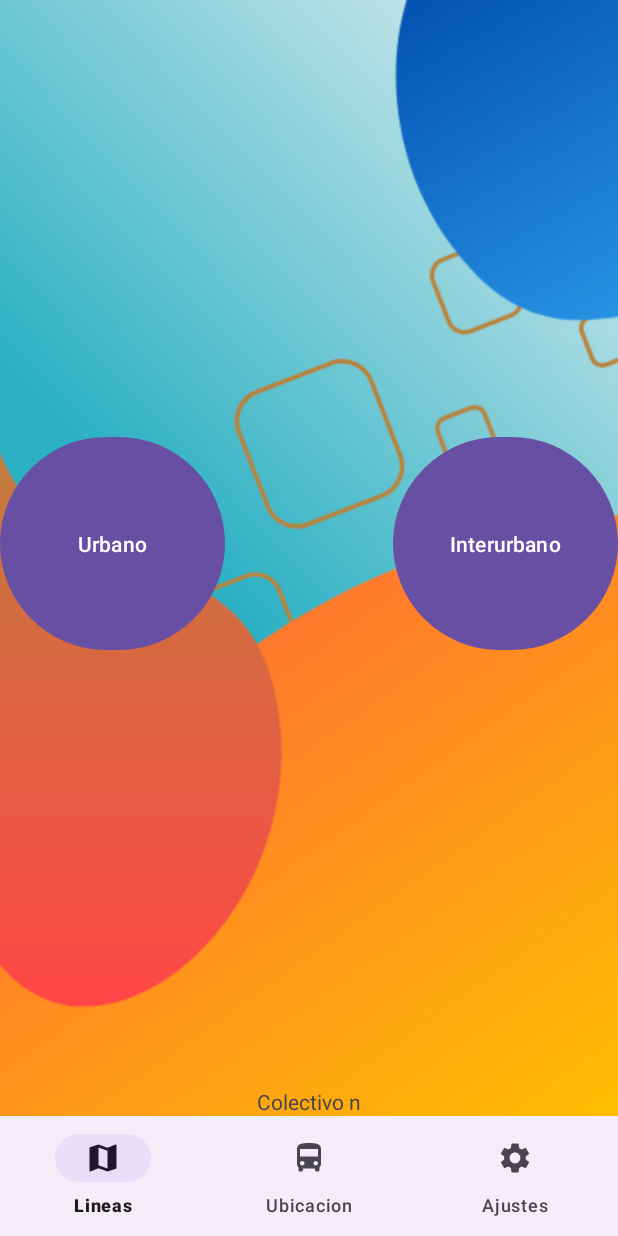
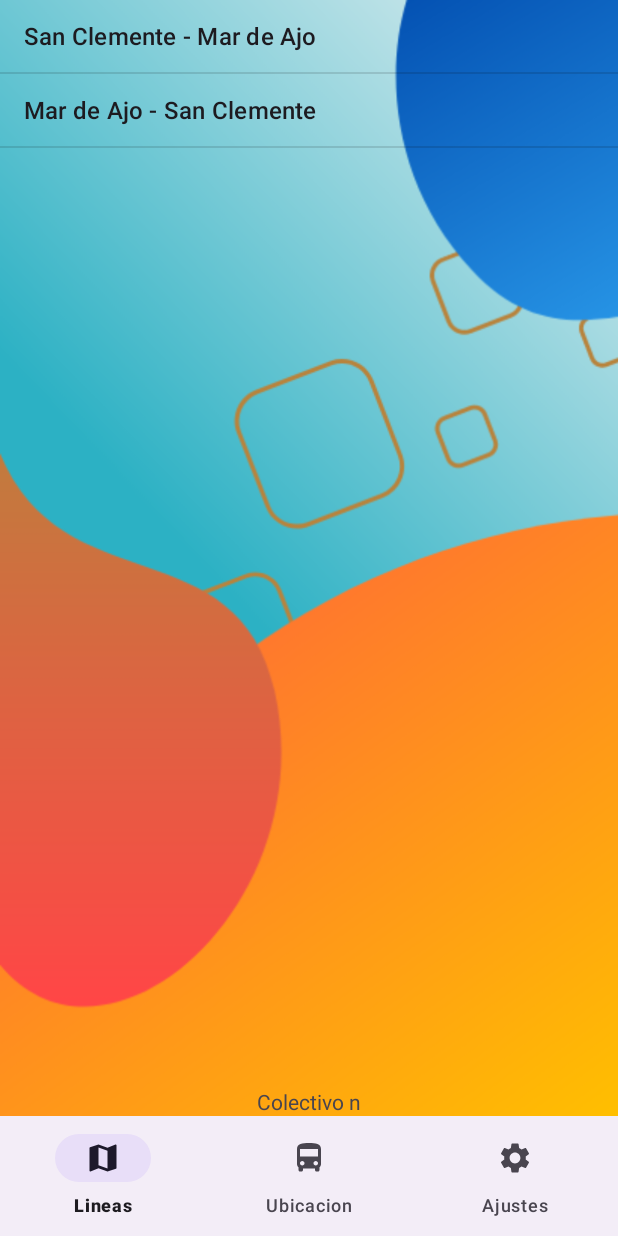
Before and after one commit to Thiagonl1/TrackerColectivos, an Android app: the HomeFragment screen opened directly, with no data from a screen before it, after a tap on "Interurbano", on a phone screen of 412 x 824 dp. Run offline under Robolectric (Android 15) with nearby library versions, the phone set to English and light mode, and no system bars; our stand-ins replace Volley; network calls fail.

Commit message:
Finalizado

```diff
--- a/app/src/main/java/com/c11/colectivosfinal/fragments/HomeFragment.java
+++ b/app/src/main/java/com/c11/colectivosfinal/fragments/HomeFragment.java
@@ -1,7 +1,5 @@
 package com.c11.colectivosfinal.fragments;
 
-
-import static androidx.core.app.ActivityCompat.invalidateOptionsMenu;
 
 import android.os.Bundle;
 
@@ -15,7 +13,9 @@ import androidx.fragment.app.FragmentTransaction;
 import android.view.LayoutInflater;
 import android.view.View;
 import android.view.ViewGroup;
-import android.widget.Button;
+import android.widget.AdapterView;
+import android.widget.ArrayAdapter;
+import android.widget.ListView;
 import android.widget.Toast;
 
 import com.android.volley.Request;
@@ -23,18 +23,25 @@ import com.android.volley.RequestQueue;
 import com.android.volley.toolbox.JsonArrayRequest;
 import com.android.volley.toolbox.Volley;
 import com.c11.colectivosfinal.R;
-import com.c11.colectivosfinal.activities.MuestraMenu;
 import com.c11.colectivosfinal.logica.LineaColectivos;
 
 import org.json.JSONException;
 import org.json.JSONObject;
 
 import java.util.ArrayList;
+import java.util.Arrays;
 import java.util.List;
 
 public class HomeFragment extends Fragment {
 
     private static HomeFragment instance;
+    private List<LineaColectivos> lineasColectivoBundle = new ArrayList<LineaColectivos>();
+    private  final List<String> lineasColectivo = new ArrayList<>(Arrays.asList("Interurbano", "Urbano"));
+    private final List<String> recorridoColectivoUrb = new ArrayList<>(Arrays.asList("San Clemente: Terminal - Puerto", "San Clemente: Puerto - Terminal"));
+    private final List<String> recorridoColectivoIntUrb = new ArrayList<>(Arrays.asList("San Clemente - Mar de Ajo", "Mar de Ajo - San Clemente"));
+
+
+
 
     public static HomeFragment getInstance(){
         if(instance == null){
@@ -62,25 +69,63 @@ public class HomeFragment extends Fragment {
     @Override
     public void onViewCreated(@NonNull View view, @Nullable Bundle savedInstanceState) {
         super.onViewCreated(view, savedInstanceState);
-
         if (getActivity() != null) {
             getActivity().invalidateOptionsMenu();
         }
 
-        List<LineaColectivos> lineaColectivos = new ArrayList<>();
-        Button button_colectivo1 = view.findViewById(R.id.btn_colectivoInter);
-        Button button_colectivo2 = view.findViewById(R.id.btn_colectivoUrb);
+        ArrayAdapter<String> adapterLineas = new ArrayAdapter<>(getContext(), android.R.layout.simple_list_item_1, lineasColectivo);
+        ListView listView = view.findViewById(R.id.lista);
+        listView.setAdapter(adapterLineas);
 
+        listView.setOnItemClickListener(new AdapterView.OnItemClickListener() {
 
-        button_colectivo1.setOnClickListener(v -> {
+            @Override
+            public void onItemClick(AdapterView<?> adapterView, View view, int position, long id) {
+                String selectedItem = (String) adapterView.getItemAtPosition(position);
+
+                switch(position){
+                    case 0:
+                        if(adapterLineas.getItem(0).equals("Interurbano")){
+                            adapterLineas.clear();
+                            adapterLineas.addAll(recorridoColectivoIntUrb);
+                        }else{
+                            // Mandar el idColectivo correspondiente y cambiar de fragment
+                            if(adapterLineas.getItem(0).equals("San Clemente: Terminal - Puerto")){
+                                queryLineaColectivo("https://dadaproductora.com.ar/web_services/buscar_idLinea.php?idLinea=1", lineasColectivoBundle);
+
+                            }else{
+
+                            }
+                        }
+                        break;
+                    case 1:
+                        if(adapterLineas.getItem(1).equals("Urbano")){
+                            adapterLineas.clear();
+                            adapterLineas.addAll(recorridoColectivoUrb);
+                        }else{
+                            if(adapterLineas.getItem(1).equals("San Clemente: Puerto - Terminal")){
+                                queryLineaColectivo("https://dadaproductora.com.ar/web_services/buscar_idLinea.php?idLinea=2", lineasColectivoBundle);
+
+                            }else{
+
+                            }
+                            // Mandar el idColectivo correspondiente y cambiar de fragment
+                        }
+                }
+                adapterLineas.notifyDataSetChanged();
+            }
+        });
+
+    }
+
+    /*button_colectivo1.setOnClickListener(v -> {
             queryLineaColectivo("https://dadaproductora.com.ar/web_services/buscar_idLinea.php?idLinea=1", lineaColectivos);
         });
         button_colectivo2.setOnClickListener(v -> {
             queryLineaColectivo("https://dadaproductora.com.ar/web_services/buscar_idLinea.php?idLinea=2", lineaColectivos);
         }
-        );
+        );*/
 
-    }
 
     public Bundle creaBundle (String idColectivo, String recorrido, String idLinea){
         Bundle datos = new Bundle();
@@ -90,6 +135,9 @@ public class HomeFragment extends Fragment {
 
         return datos;
     }
+
+
+
 
     public void queryLineaColectivo(String URL, List<LineaColectivos> lineaColectivos) {
         JsonArrayRequest jsonArrayRequest = new JsonArrayRequest(
--- a/app/src/main/java/com/c11/colectivosfinal/logica/Colectivos.java
+++ b/app/src/main/java/com/c11/colectivosfinal/logica/Colectivos.java
@@ -78,6 +78,8 @@ public class Colectivos{
 
         if (idLinea == null) {
             Log.e("Colectivos", "idLinea is null");
+            geoPoint = new GeoPoint(0,0);
+            bitmap = BitmapFactory.decodeResource(context.getResources(), R.drawable.null_marker);
         } else if (idLinea.equals("1")) {
             // Set the blue icon
             bitmap = BitmapFactory.decodeResource(context.getResources(), R.drawable.ubicacion_azul);
--- a/app/src/main/res/layout/fragment_home.xml
+++ b/app/src/main/res/layout/fragment_home.xml
@@ -15,30 +15,10 @@
         android:src="@drawable/fondo"
         app:layout_constraintBottom_toBottomOf="parent"
         app:layout_constraintEnd_toEndOf="parent"
+        app:layout_constraintHorizontal_bias="0.0"
         app:layout_constraintStart_toStartOf="parent"
-        app:layout_constraintTop_toTopOf="parent" />
-
-    <Button
-        android:id="@+id/btn_colectivoInter"
-        android:layout_width="150dp"
-        android:layout_height="150dp"
-        android:text="Interurbano"
-        app:layout_constraintBottom_toTopOf="@+id/textView2"
-        app:layout_constraintEnd_toEndOf="parent"
-        app:layout_constraintHorizontal_bias="1.0"
-        app:layout_constraintStart_toStartOf="parent"
-        app:layout_constraintTop_toTopOf="parent" />
-
-    <Button
-        android:id="@+id/btn_colectivoUrb"
-        android:layout_width="150dp"
-        android:layout_height="150dp"
-        android:text="Urbano"
-        app:layout_constraintBottom_toTopOf="@+id/textView2"
-        app:layout_constraintEnd_toStartOf="@+id/btn_colectivo1"
-        app:layout_constraintHorizontal_bias="0.25"
-        app:layout_constraintStart_toStartOf="parent"
-        app:layout_constraintTop_toTopOf="parent" />
+        app:layout_constraintTop_toTopOf="parent"
+        app:layout_constraintVertical_bias="0.0" />
 
     <TextView
         android:id="@+id/textView2"
@@ -47,7 +27,16 @@
         android:text="Colectivo n"
         app:layout_constraintBottom_toBottomOf="parent"
         app:layout_constraintEnd_toEndOf="parent"
+        app:layout_constraintStart_toStartOf="parent" />
+
+    <ListView
+        android:id="@+id/lista"
+        android:layout_width="417dp"
+        android:layout_height="732dp"
+        app:layout_constraintEnd_toEndOf="parent"
+        app:layout_constraintHorizontal_bias="0.0"
         app:layout_constraintStart_toStartOf="parent"
-        app:layout_constraintTop_toBottomOf="@+id/btn_colectivo1" />
+        app:layout_constraintTop_toTopOf="parent"
+        tools:ignore="MissingConstraints" />
 
 </androidx.constraintlayout.widget.ConstraintLayout>
```
Also changed, not shown: app/src/main/java/com/c11/colectivosfinal/fragments/EleccionLinea.java (added, +66 -0 lines), app/src/main/res/layout/fragment_eleccion_linea.xml (added, +12 -0 lines).
